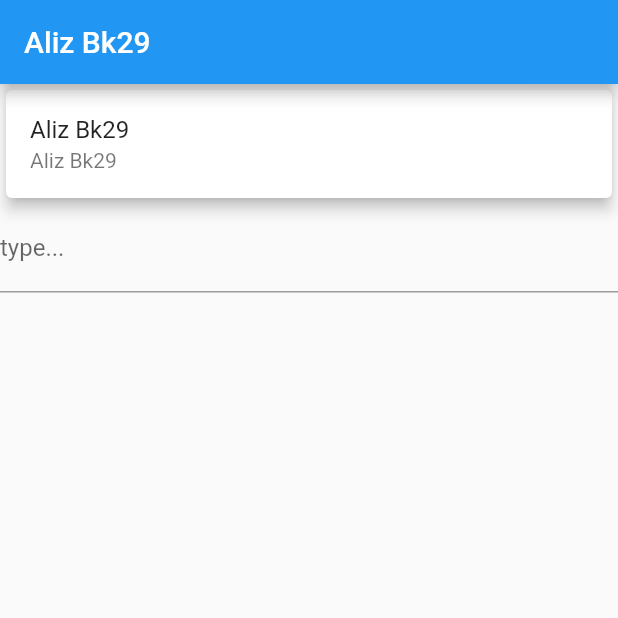
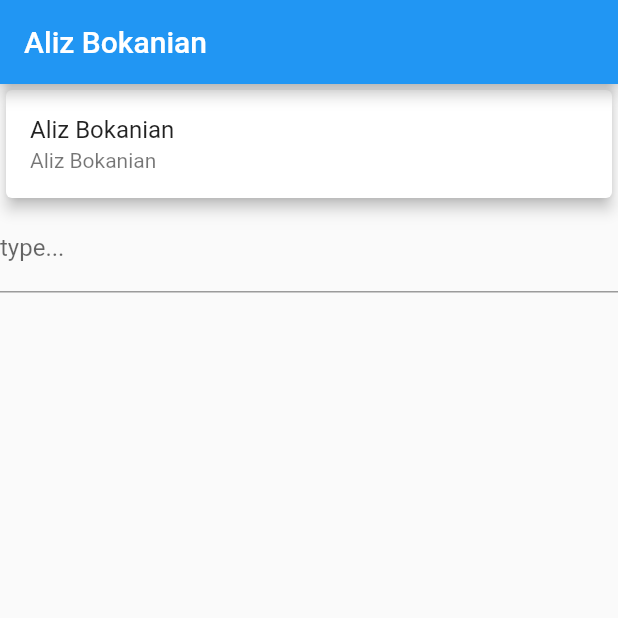
Before and after one commit to bokanian/flutter-provider-101, a Flutter app: the screen it shows after launch, on a phone screen of 412 x 824 dp, the top half of it. Run offline on Flutter 3.47's test engine with Material 2 defaults, Android fonts, the phone set to English and light mode, and no system bars.

Commit message:
change last name in Data Class

```diff
--- a/lib/main.dart
+++ b/lib/main.dart
@@ -82,7 +82,7 @@ class Container2 extends StatelessWidget {
 }
 
 class Data extends ChangeNotifier {
-  String user = 'Aliz Bk29';
+  String user = 'Aliz Bokanian';
 
   void changeText(String newText) {
     user = newText;
```
